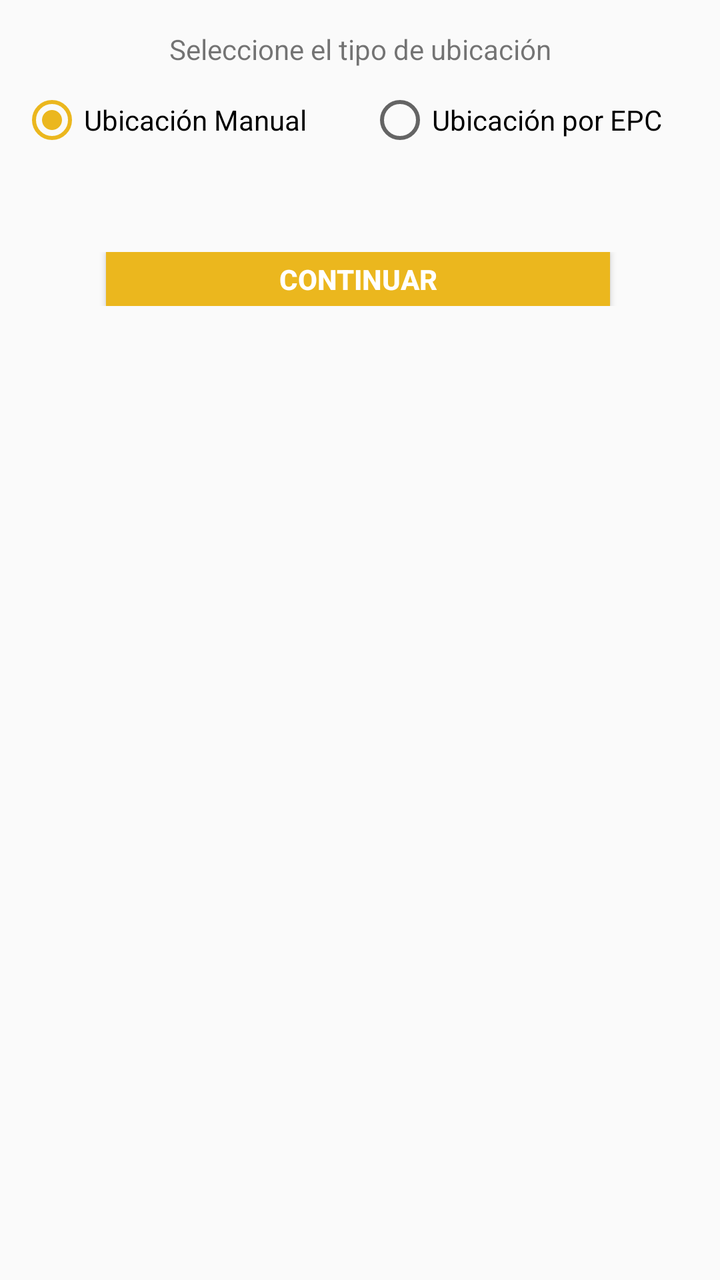
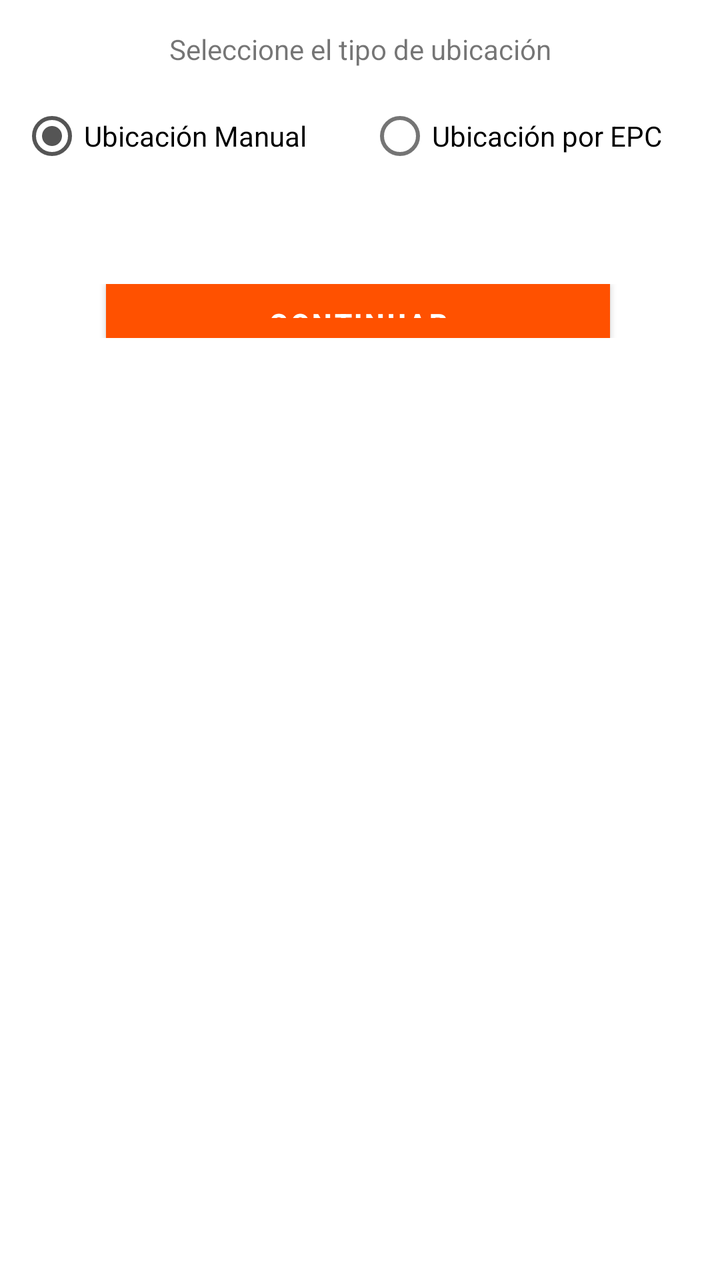

An Android layout rendered at two revisions. The XML below is the earlier revision; the diff shows what the commit changed to produce the second picture.
<!-- AndroidManifest.xml: application theme AppTheme -->
<!-- res/layout/activity_busqueda_activos_sector.xml -->
<?xml version="1.0" encoding="utf-8"?>
<android.support.constraint.ConstraintLayout
    xmlns:android="http://schemas.android.com/apk/res/android"
    xmlns:app="http://schemas.android.com/apk/res-auto"
    xmlns:tools="http://schemas.android.com/tools"
    android:layout_width="match_parent"
    android:layout_height="match_parent">

    <ScrollView
        android:id="@+id/elegirubicacion"
        android:layout_width="0dp"
        android:layout_height="match_parent"
        android:layout_marginBottom="8dp"
        app:layout_constraintBottom_toBottomOf="parent"
        app:layout_constraintEnd_toEndOf="parent"
        app:layout_constraintStart_toStartOf="parent">

        <LinearLayout
            android:layout_width="match_parent"
            android:layout_height="wrap_content"
            android:orientation="vertical">


            
            <TextView
                android:id="@+id/lblTipoUbicacion"
                android:layout_width="match_parent"
                android:layout_height="match_parent"
                android:textAlignment="center"
                android:text="Seleccione el tipo de ubicación"
                android:layout_marginTop="15dp"
                android:layout_marginBottom="10dp"
                />
            <RadioGroup
                android:id="@+id/opciones_inventario"
                android:layout_width="match_parent"
                android:layout_height="wrap_content"
                android:layout_marginBottom="40dp"
                android:layout_marginLeft="10dp"
                android:checkedButton="@id/rbt_ubicManual"
                android:orientation="horizontal"
                >

                <RadioButton
                    android:id="@+id/rbt_ubicManual"
                    android:layout_width="3dp"
                    android:layout_height="wrap_content"
                    android:layout_weight="0.8"
                    android:text="Ubicación Manual"
                    android:onClick="onRadioButtonClicked"/>

                <RadioButton
                    android:id="@+id/rbt_ubicPorEpc"
                    android:layout_width="5dp"
                    android:layout_height="wrap_content"
                    android:layout_weight="0.8"
                    android:text="Ubicación por EPC"
                    android:onClick="onRadioButtonClicked"/>
            </RadioGroup>

            <LinearLayout
                android:id="@+id/PanelEpc"
                android:layout_width="match_parent"
                android:layout_height="match_parent"
                android:orientation="horizontal"
                android:visibility="gone">

                <LinearLayout
                    android:layout_width="20dp"
                    android:layout_height="match_parent"
                    android:orientation="horizontal"></LinearLayout>

                <EditText
                    android:id="@+id/txt_epcInventario"
                    android:layout_width="wrap_content"
                    android:layout_height="wrap_content"
                    android:layout_weight="1"
                    android:ems="10"
                    android:inputType="textPersonName"
                    android:hint="Lea un Tag"
                    android:maxLength="24"
                    android:enabled="false"
                    android:textSize="18px"/>

                <LinearLayout
                    android:layout_width="17dp"
                    android:layout_height="match_parent"
                    android:orientation="horizontal"></LinearLayout>

                <Button
                    android:id="@+id/btn_ver"
                    android:layout_width="68dp"
                    android:layout_height="27dp"
                    android:layout_weight="1"
                    android:background="@color/colorPrimary"
                    android:text="@string/ver"
                    android:textColor="@android:color/background_light"
                    android:textStyle="bold" />

                <LinearLayout
                    android:layout_width="20dp"
                    android:layout_height="match_parent"
                    android:orientation="horizontal"></LinearLayout>
            </LinearLayout>


            


            <LinearLayout
                android:id="@+id/Espacio1"
                android:layout_width="match_parent"
                android:layout_height="21dp"
                android:orientation="vertical"
                android:visibility="gone"></LinearLayout>

            <LinearLayout
                android:id="@+id/Espacio2"
                android:layout_width="match_parent"
                android:layout_height="28dp"
                android:orientation="vertical"
                android:visibility="gone"></LinearLayout>

            <LinearLayout
                android:id="@+id/panelVista"
                android:layout_width="match_parent"
                android:layout_height="match_parent"
                android:orientation="horizontal"
                android:visibility="gone"
                >
                <EditText
                    android:id="@+id/SectorTexto"
                    android:layout_width="match_parent"
                    android:layout_marginRight="30dp"
                    android:layout_marginLeft="30dp"
                    android:layout_marginBottom="10dp"
                    android:layout_height="wrap_content"
                    android:textAlignment="center"
                    android:hint="Sector de toma"
                    android:enabled="false"
                    android:singleLine="true"/>


            </LinearLayout>

            <LinearLayout
                android:id="@+id/Espacio3"
                android:layout_width="match_parent"
                android:layout_height="21dp"
                android:orientation="vertical"
                android:visibility="gone"></LinearLayout>


            


            
            <LinearLayout
                android:id="@+id/Espacio4"
                android:layout_width="match_parent"
                android:layout_height="10dp"
                android:orientation="vertical"
                android:visibility="gone"></LinearLayout>

            <LinearLayout
                android:id="@+id/PanelTituloRazon"
                android:layout_width="match_parent"
                android:layout_height="match_parent"
                android:orientation="horizontal"
                android:visibility="gone">

                <LinearLayout
                    android:layout_width="17dp"
                    android:layout_height="match_parent"
                    android:orientation="horizontal"></LinearLayout>

                <TextView
                    android:id="@+id/lbl_compania"
                    android:layout_width="92dp"
                    android:layout_height="wrap_content"
                    android:layout_weight="1"
                    android:text="@string/compañia_actualiza" />

                <LinearLayout
                    android:layout_width="14dp"
                    android:layout_height="match_parent"
                    android:orientation="horizontal"></LinearLayout>
            </LinearLayout>

            
            <LinearLayout
                android:id="@+id/Espacio5"
                android:layout_width="match_parent"
                android:layout_height="10dp"
                android:orientation="vertical"
                android:visibility="gone"></LinearLayout>

            <LinearLayout
                android:id="@+id/PanelRazonSpinner"
                android:layout_width="match_parent"
                android:layout_height="match_parent"
                android:orientation="horizontal"
                android:visibility="gone">

                <LinearLayout
                    android:layout_width="17dp"
                    android:layout_height="match_parent"
                    android:orientation="horizontal"></LinearLayout>

                <Spinner
                    android:id="@+id/compania_toma"
                    android:layout_width="wrap_content"
                    android:layout_height="wrap_content"
                    android:layout_weight="5"
                    android:ems="10"/>

                <LinearLayout
                    android:layout_width="14dp"
                    android:layout_height="match_parent"
                    android:orientation="horizontal"></LinearLayout>
            </LinearLayout>

            
            <LinearLayout
                android:id="@+id/Espacio6"
                android:layout_width="match_parent"
                android:layout_height="10dp"
                android:orientation="vertical"
                android:visibility="gone"></LinearLayout>

            <LinearLayout
                android:id="@+id/PanelTituloEdificio"
                android:layout_width="match_parent"
                android:layout_height="match_parent"
                android:orientation="horizontal"
                android:visibility="gone">

                <LinearLayout
                    android:layout_width="17dp"
                    android:layout_height="match_parent"
                    android:orientation="horizontal"></LinearLayout>

                <TextView
                    android:id="@+id/lbl_edificio"
                    android:layout_width="92dp"
                    android:layout_height="wrap_content"
                    android:layout_weight="1"
                    android:text="@string/edificio_actualiza" />

                <LinearLayout
                    android:layout_width="14dp"
                    android:layout_height="match_parent"
                    android:orientation="horizontal"></LinearLayout>
            </LinearLayout>

            <LinearLayout
                android:id="@+id/Espacio7"
                android:layout_width="match_parent"
                android:layout_height="10dp"
                android:orientation="vertical"
                android:visibility="gone"></LinearLayout>

            <LinearLayout
                android:id="@+id/PanelEdificioSpinner"
                android:layout_width="match_parent"
                android:layout_height="match_parent"
                android:orientation="horizontal"
                android:visibility="gone">

                <LinearLayout
                    android:layout_width="17dp"
                    android:layout_height="match_parent"
                    android:orientation="horizontal"></LinearLayout>

                <Spinner
                    android:id="@+id/edificio_toma"
                    android:layout_width="wrap_content"
                    android:layout_height="wrap_content"
                    android:layout_weight="5"
                    android:ems="10"/>

                <LinearLayout
                    android:layout_width="14dp"
                    android:layout_height="match_parent"
                    android:orientation="horizontal"></LinearLayout>
            </LinearLayout>

            
            <LinearLayout
                android:id="@+id/Espacio8"
                android:layout_width="match_parent"
                android:layout_height="10dp"
                android:orientation="vertical"
                android:visibility="gone"></LinearLayout>

            <LinearLayout
                android:id="@+id/PanelTituloPiso"
                android:layout_width="match_parent"
                android:layout_height="match_parent"
                android:orientation="horizontal"
                android:visibility="gone">

                <LinearLayout
                    android:layout_width="17dp"
                    android:layout_height="match_parent"
                    android:orientation="horizontal"></LinearLayout>

                <TextView
                    android:id="@+id/lbl_piso"
                    android:layout_width="92dp"
                    android:layout_height="wrap_content"
                    android:layout_weight="1"
                    android:text="@string/piso_actualiza" />

                <LinearLayout
                    android:layout_width="14dp"
                    android:layout_height="match_parent"
                    android:orientation="horizontal"></LinearLayout>
            </LinearLayout>

            <LinearLayout
                android:id="@+id/Espacio9"
                android:layout_width="match_parent"
                android:layout_height="10dp"
                android:orientation="vertical"
                android:visibility="gone"></LinearLayout>

            <LinearLayout
                android:id="@+id/PanelPisoSpinner"
                android:layout_width="match_parent"
                android:layout_height="match_parent"
                android:orientation="horizontal"
                android:visibility="gone">

                <LinearLayout
                    android:layout_width="17dp"
                    android:layout_height="match_parent"
                    android:orientation="horizontal"></LinearLayout>

                <Spinner
                    android:id="@+id/piso_toma"
                    android:layout_width="wrap_content"
                    android:layout_height="wrap_content"
                    android:layout_weight="5"
                    android:ems="10"/>

                <LinearLayout
                    android:layout_width="14dp"
                    android:layout_height="match_parent"
                    android:orientation="horizontal"></LinearLayout>
            </LinearLayout>

            
            <LinearLayout
                android:id="@+id/Espacio10"
                android:layout_width="match_parent"
                android:layout_height="10dp"
                android:orientation="vertical"
                android:visibility="gone"></LinearLayout>

            <LinearLayout
                android:id="@+id/PanelTituloSector"
                android:layout_width="match_parent"
                android:layout_height="match_parent"
                android:orientation="horizontal"
                android:visibility="gone">

                <LinearLayout
                    android:layout_width="17dp"
                    android:layout_height="match_parent"
                    android:orientation="horizontal"></LinearLayout>

                <TextView
                    android:id="@+id/lbl_oficina"
                    android:layout_width="89dp"
                    android:layout_height="wrap_content"
                    android:layout_weight="1"
                    android:text="@string/oficina_actualiza" />
                <EditText
                    android:id="@+id/txtSectorBusqueda"
                    android:layout_width="190dp"
                    android:layout_height="wrap_content"></EditText>
                <LinearLayout
                    android:layout_width="14dp"
                    android:layout_height="match_parent"
                    android:orientation="horizontal"></LinearLayout>
            </LinearLayout>

            <LinearLayout
                android:id="@+id/Espacio11"
                android:layout_width="match_parent"
                android:layout_height="10dp"
                android:orientation="vertical"
                android:visibility="gone"></LinearLayout>

            <LinearLayout
                android:id="@+id/PanelSectorSpinner"
                android:layout_width="match_parent"
                android:layout_height="match_parent"
                android:layout_marginBottom="25dp"
                android:orientation="horizontal"
                android:visibility="gone"
                >

                <LinearLayout
                    android:layout_width="17dp"
                    android:layout_height="match_parent"
                    android:orientation="horizontal"></LinearLayout>

                <Spinner
                    android:id="@+id/oficina_toma"
                    android:layout_width="wrap_content"
                    android:layout_height="wrap_content"
                    android:layout_weight="5"
                    android:ems="10"/>

                <LinearLayout
                    android:layout_width="14dp"
                    android:layout_height="match_parent"
                    android:orientation="horizontal"></LinearLayout>
            </LinearLayout>



            
            <LinearLayout
                android:layout_marginTop="10dp"
                android:layout_width="match_parent"
                android:layout_height="match_parent"
                android:orientation="horizontal"
                >

                <LinearLayout
                    android:layout_width="53dp"
                    android:layout_height="match_parent"
                    android:orientation="horizontal"></LinearLayout>

                <Button
                    android:id="@+id/btn_continua"
                    android:layout_width="184dp"
                    android:layout_height="27dp"
                    android:layout_weight="1"
                    android:background="@color/colorPrimary"
                    android:text="@string/conti"
                    android:textColor="@android:color/background_light"
                    android:textStyle="bold" />

                <LinearLayout
                    android:layout_width="55dp"
                    android:layout_height="match_parent"
                    android:orientation="horizontal"></LinearLayout>
            </LinearLayout>
            


            <LinearLayout
                android:layout_width="match_parent"
                android:layout_height="46dp"
                android:orientation="vertical"></LinearLayout>


            
            




        </LinearLayout>
    </ScrollView>
</android.support.constraint.ConstraintLayout>
<!-- resources referenced by this layout -->
<resources>
  <color name="colorPrimary">#EBB71E</color>
  <string name="conti">Continuar</string>
  <string name="edificio_actualiza">Edficio:</string>
  <string name="oficina_actualiza">Oficina:</string>
  <string name="piso_actualiza">Piso:</string>
  <string name="ver">Ver</string>
  <style name="AppTheme" parent="Base.Theme.AppCompat.Light.DarkActionBar">
          
          <item name="colorPrimary">@color/colorPrimary</item>
          <item name="colorPrimaryDark">@color/colorPrimaryDark</item>
          <item name="colorAccent">@color/colorPrimary</item>
          <item name="android:textColorPrimary">@color/colorAccent</item>
          <item name="colorControlHighlight">@color/colorAccent</item>
      </style>
  <color name="colorPrimaryDark">#CE9D0C</color>
  <color name="colorAccent">#555555</color>
</resources>

<!-- the commit's change to res/layout/activity_busqueda_activos_sector.xml (unified diff, before → after) -->
@@ -1,5 +1,5 @@
 <?xml version="1.0" encoding="utf-8"?>
-<android.support.constraint.ConstraintLayout
+<androidx.constraintlayout.widget.ConstraintLayout
     xmlns:android="http://schemas.android.com/apk/res/android"
     xmlns:app="http://schemas.android.com/apk/res-auto"
     xmlns:tools="http://schemas.android.com/tools"
@@ -467,4 +467,4 @@
 
         </LinearLayout>
     </ScrollView>
-</android.support.constraint.ConstraintLayout>
+</androidx.constraintlayout.widget.ConstraintLayout>
<!-- resource entries referenced after the edit -->
@@ -1,20 +1,25 @@
 <!-- resources referenced by this layout -->
 <resources>
-  <color name="colorPrimary">#EBB71E</color>
+  <color name="colorPrimary">#FF5100</color>
   <string name="conti">Continuar</string>
   <string name="edificio_actualiza">Edficio:</string>
   <string name="oficina_actualiza">Oficina:</string>
   <string name="piso_actualiza">Piso:</string>
   <string name="ver">Ver</string>
-  <style name="AppTheme" parent="Base.Theme.AppCompat.Light.DarkActionBar">
+  <style name="AppTheme" parent="Theme.MaterialComponents.Light.DarkActionBar">
           
           <item name="colorPrimary">@color/colorPrimary</item>
-          <item name="colorPrimaryDark">@color/colorPrimaryDark</item>
-          <item name="colorAccent">@color/colorPrimary</item>
-          <item name="android:textColorPrimary">@color/colorAccent</item>
+          <item name="colorPrimaryVariant">@color/colorPrimaryDark</item>
+          <item name="colorSecondary">@color/colorAccent</item>
+  
+          
+          <item name="android:textColorPrimary">@color/colorPrimary</item>
           <item name="colorControlHighlight">@color/colorAccent</item>
+  
+          
+          <item name="materialButtonStyle">@style/Widget.MaterialComponents.Button</item>
       </style>
-  <color name="colorPrimaryDark">#CE9D0C</color>
+  <color name="colorPrimaryDark">#FFFFFF</color>
   <color name="colorAccent">#555555</color>
 </resources>
 
